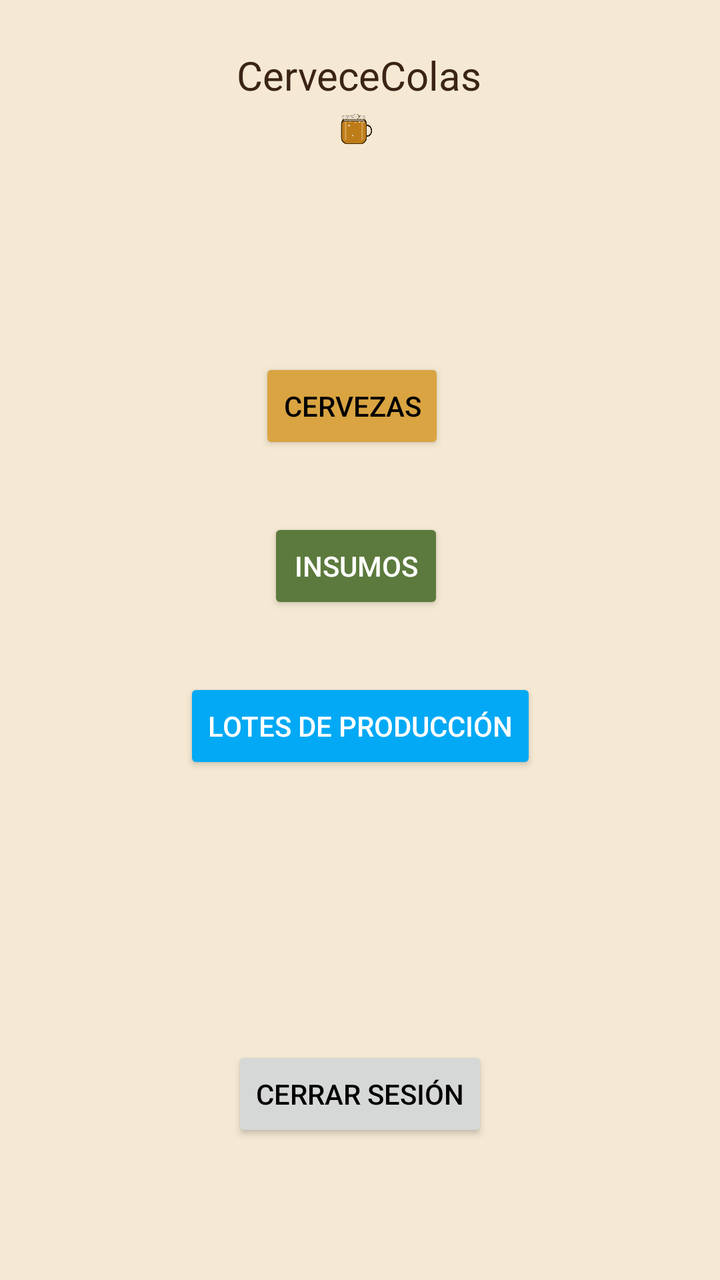
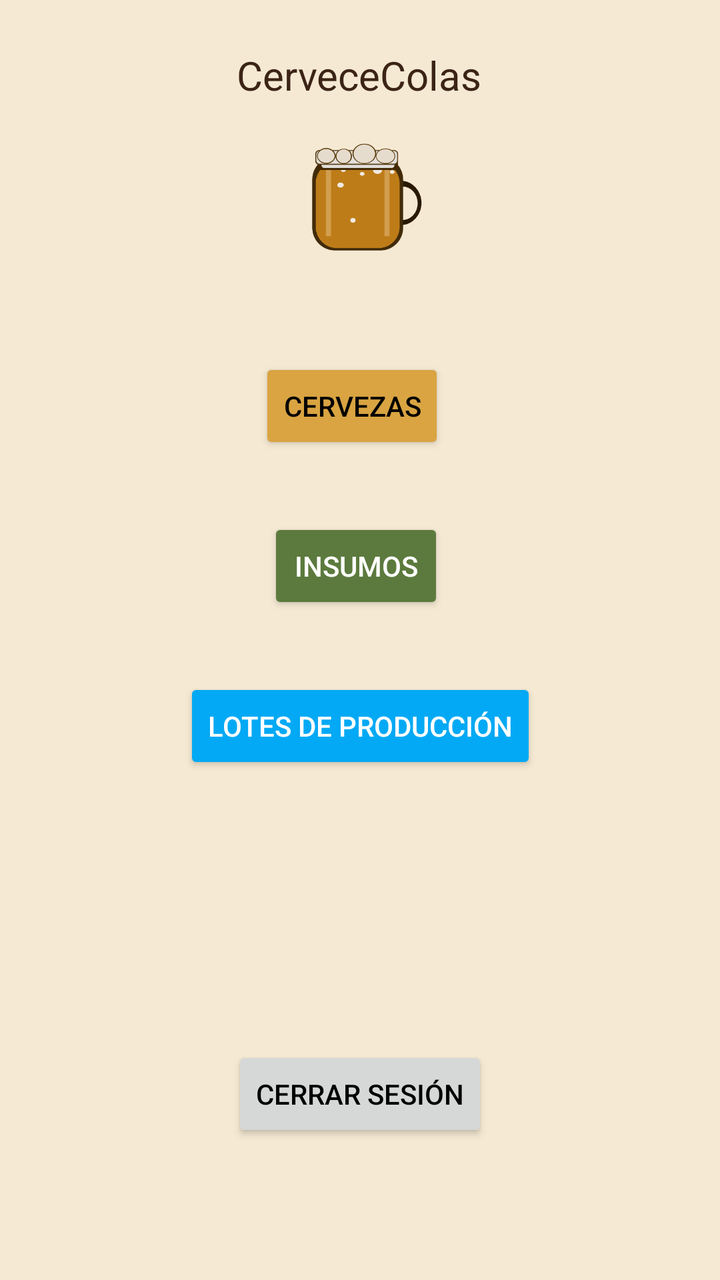

An Android layout rendered at two revisions. The XML below is the earlier revision; the diff shows what the commit changed to produce the second picture.
<!-- AndroidManifest.xml: application theme Theme.CerveceriaB -->
<!-- res/layout/activity_menu.xml -->
<?xml version="1.0" encoding="utf-8"?>
<androidx.constraintlayout.widget.ConstraintLayout xmlns:android="http://schemas.android.com/apk/res/android"
    xmlns:app="http://schemas.android.com/apk/res-auto"
    xmlns:tools="http://schemas.android.com/tools"
    android:id="@+id/layoutCerveza"
    android:layout_width="match_parent"
    android:layout_height="match_parent"
    android:background="@color/fondo_crema"
    tools:context=".MenuActivity">

    <ImageView
        android:id="@+id/ivLogo2"
        android:layout_width="189dp"
        android:layout_height="0dp"
        android:layout_marginBottom="560dp"
        app:layout_constraintBottom_toBottomOf="parent"
        app:layout_constraintEnd_toEndOf="parent"
        app:layout_constraintHorizontal_bias="0.477"
        app:layout_constraintStart_toStartOf="parent"
        app:layout_constraintTop_toBottomOf="@+id/tvBienvenida"
        app:srcCompat="@drawable/ic_logo_cerveza" />

    <TextView
        android:id="@+id/tvBienvenida"
        android:layout_width="wrap_content"
        android:layout_height="wrap_content"
        android:layout_marginTop="24dp"
        android:text="CerveceColas"
        android:textColor="@color/texto_cafe"
        android:textSize="20sp"
        app:layout_constraintBottom_toTopOf="@+id/ivLogo2"
        app:layout_constraintEnd_toEndOf="parent"
        app:layout_constraintHorizontal_bias="0.498"
        app:layout_constraintStart_toStartOf="parent"
        app:layout_constraintTop_toTopOf="parent" />

    <Button
        android:id="@+id/btnCervezas"
        android:layout_width="wrap_content"
        android:layout_height="wrap_content"
        android:layout_marginTop="128dp"
        android:layout_marginEnd="8dp"
        android:backgroundTint="@color/dorado_cerveza"
        android:text="Cervezas"
        app:cornerRadius="40dp"
        app:layout_constraintEnd_toEndOf="parent"
        app:layout_constraintStart_toStartOf="parent"
        app:layout_constraintTop_toBottomOf="@+id/tvBienvenida"
        app:strokeColor="@android:color/holo_orange_dark"
        app:strokeWidth="2dp" />

    <Button
        android:id="@+id/btnCerrarSesion"
        android:layout_width="wrap_content"
        android:layout_height="wrap_content"
        android:layout_marginTop="136dp"
        android:text="Cerrar sesión"
        app:layout_constraintBottom_toBottomOf="parent"
        app:layout_constraintEnd_toEndOf="parent"
        app:layout_constraintStart_toStartOf="parent"
        app:layout_constraintTop_toBottomOf="@+id/btnLotes"
        app:layout_constraintVertical_bias="0.0"
        app:strokeColor="@color/tostado_oscuro"
        app:strokeWidth="2dp" />

    <Button
        android:id="@+id/btnInsumos"
        android:layout_width="wrap_content"
        android:layout_height="wrap_content"
        android:layout_marginTop="32dp"
        android:backgroundTint="@color/verde"
        android:text="Insumos"
        android:textColor="@color/white"
        app:cornerRadius="40dp"
        app:layout_constraintEnd_toEndOf="parent"
        app:layout_constraintHorizontal_bias="0.493"
        app:layout_constraintStart_toStartOf="parent"
        app:layout_constraintTop_toBottomOf="@+id/btnCervezas"
        app:strokeColor="@android:color/holo_orange_dark"
        app:strokeWidth="2dp" />

    <Button
        android:id="@+id/btnLotes"
        android:layout_width="wrap_content"
        android:layout_height="wrap_content"
        android:layout_marginTop="32dp"
        android:backgroundTint="#03A9F4"
        android:text="Lotes de Producción"
        android:textColor="@color/white"
        app:cornerRadius="40dp"
        app:layout_constraintEnd_toEndOf="parent"
        app:layout_constraintStart_toStartOf="parent"
        app:layout_constraintTop_toBottomOf="@+id/btnInsumos"
        app:strokeColor="@android:color/holo_orange_dark"
        app:strokeWidth="2dp" />

</androidx.constraintlayout.widget.ConstraintLayout>
<!-- resources referenced by this layout -->
<resources>
  <color name="dorado_cerveza">#D9A441</color>
  <color name="fondo_crema">#F5E9D3</color>
  <color name="texto_cafe">#3B2415</color>
  <color name="tostado_oscuro">#7A4B1E</color>
  <color name="verde">#5C7A3D</color>
  <color name="white">#FFFFFFFF</color>
  <!-- drawable ic_logo_cerveza: png bitmap (drawable, 18374 bytes) -->
  <style name="Theme.CerveceriaB" parent="Base.Theme.CerveceriaB" />
  <style name="Base.Theme.CerveceriaB" parent="Theme.Material3.DayNight.NoActionBar">
          
          
          <item name="android:editTextColor">@android:color/black</item>
          <item name="android:textColorPrimary">@android:color/black</item>
          <item name="android:textColorHint">#666666</item>
      </style>
</resources>

<!-- the commit's change to res/layout/activity_menu.xml (unified diff, before → after) -->
@@ -10,10 +10,8 @@
 
     <ImageView
         android:id="@+id/ivLogo2"
-        android:layout_width="189dp"
-        android:layout_height="0dp"
-        android:layout_marginBottom="560dp"
-        app:layout_constraintBottom_toBottomOf="parent"
+        android:layout_width="180dp"
+        android:layout_height="102dp"
         app:layout_constraintEnd_toEndOf="parent"
         app:layout_constraintHorizontal_bias="0.477"
         app:layout_constraintStart_toStartOf="parent"
